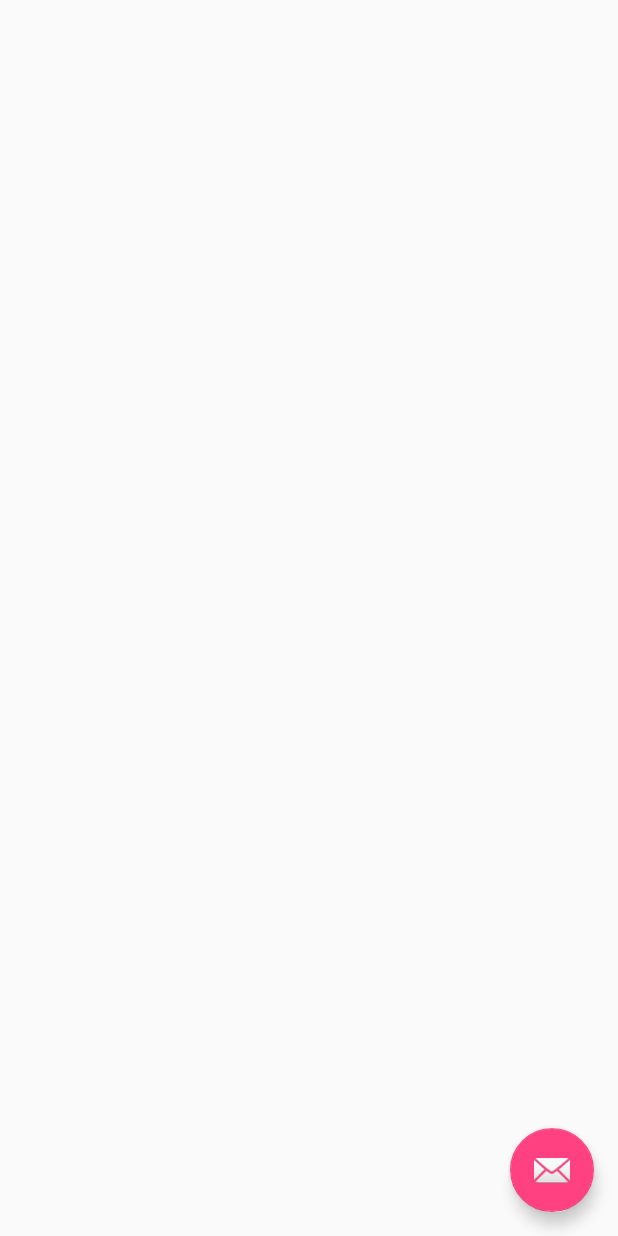
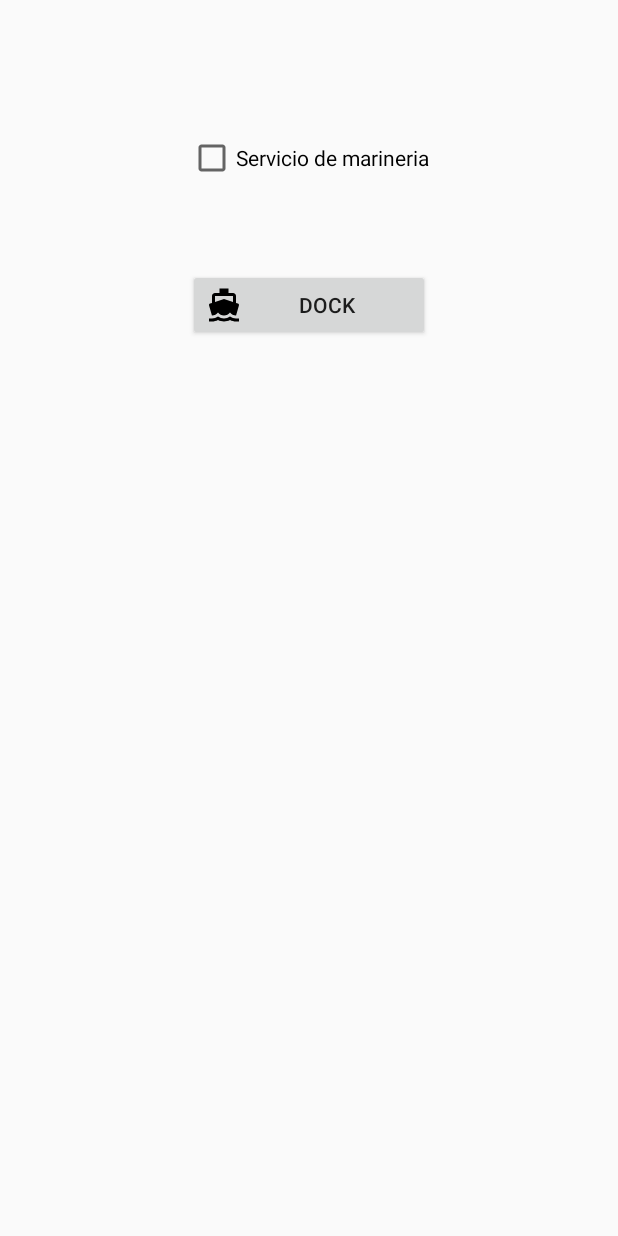
Before and after one commit to Knight81/Pantalanapp, an Android app: the ParkActivity screen opened directly, with no data from a screen before it, on a phone screen of 412 x 824 dp. Run offline under Robolectric (Android 15) with nearby library versions, the phone set to English and light mode, and no system bars.

Commit message:
ParkActivity

```diff
--- a/app/src/main/java/charlie/pantalanapp/MapActivity.java
+++ b/app/src/main/java/charlie/pantalanapp/MapActivity.java
@@ -86,6 +86,7 @@ public class MapActivity extends FragmentActivity implements OnMapReadyCallback,
     @Override
     public boolean onMarkerClick(Marker marker) {
         Intent i = new Intent(this,ParkActivity.class);
+        i.putExtra("Pantalan",marker.getTitle());
         startActivity(i);
         return false;
     }
--- a/app/src/main/java/charlie/pantalanapp/ParkActivity.java
+++ b/app/src/main/java/charlie/pantalanapp/ParkActivity.java
@@ -5,23 +5,20 @@ import android.support.design.widget.FloatingActionButton;
 import android.support.design.widget.Snackbar;
 import android.support.v7.app.AppCompatActivity;
 import android.support.v7.widget.Toolbar;
+import android.util.Log;
 import android.view.View;
+import android.widget.TextView;
+
+import java.io.InputStream;
 
 public class ParkActivity extends AppCompatActivity {
-
     @Override
     protected void onCreate(Bundle savedInstanceState) {
         super.onCreate(savedInstanceState);
         setContentView(R.layout.activity_park);
-
-        FloatingActionButton fab = (FloatingActionButton) findViewById(R.id.fab);
-        fab.setOnClickListener(new View.OnClickListener() {
-            @Override
-            public void onClick(View view) {
-                Snackbar.make(view, "Replace with your own action", Snackbar.LENGTH_LONG)
-                        .setAction("Action", null).show();
-            }
-        });
+        TextView pantalanTexview = (TextView) findViewById(R.id.textViewPantalan);
+        pantalanTexview.setText(getIntent().getStringExtra("Pantalan"));
     }
-
+    public void sendDockRequest(View v){
+    }
 }
--- /dev/null
+++ b/app/src/main/res/drawable/ic_dock.xml
@@ -0,0 +1,9 @@
+<vector xmlns:android="http://schemas.android.com/apk/res/android"
+        android:width="24dp"
+        android:height="24dp"
+        android:viewportWidth="24.0"
+        android:viewportHeight="24.0">
+    <path
+        android:fillColor="#FF000000"
+        android:pathData="M20,21c-1.39,0 -2.78,-0.47 -4,-1.32 -2.44,1.71 -5.56,1.71 -8,0C6.78,20.53 5.39,21 4,21H2v2h2c1.38,0 2.74,-0.35 4,-0.99 2.52,1.29 5.48,1.29 8,0 1.26,0.65 2.62,0.99 4,0.99h2v-2h-2zM3.95,19H4c1.6,0 3.02,-0.88 4,-2 0.98,1.12 2.4,2 4,2s3.02,-0.88 4,-2c0.98,1.12 2.4,2 4,2h0.05l1.89,-6.68c0.08,-0.26 0.06,-0.54 -0.06,-0.78s-0.34,-0.42 -0.6,-0.5L20,10.62V6c0,-1.1 -0.9,-2 -2,-2h-3V1H9v3H6c-1.1,0 -2,0.9 -2,2v4.62l-1.29,0.42c-0.26,0.08 -0.48,0.26 -0.6,0.5s-0.15,0.52 -0.06,0.78L3.95,19zM6,6h12v3.97L12,8 6,9.97V6z"/>
+</vector>
--- a/app/src/main/res/layout/activity_park.xml
+++ b/app/src/main/res/layout/activity_park.xml
@@ -1,18 +1,40 @@
 <?xml version="1.0" encoding="utf-8"?>
-<android.support.design.widget.CoordinatorLayout xmlns:android="http://schemas.android.com/apk/res/android"
+<RelativeLayout xmlns:android="http://schemas.android.com/apk/res/android"
     xmlns:app="http://schemas.android.com/apk/res-auto"
     xmlns:tools="http://schemas.android.com/tools"
     android:layout_width="match_parent"
-    android:layout_height="match_parent"
-    android:fitsSystemWindows="true"
-    tools:context=".ParkActivity">
+    android:layout_height="match_parent">
 
-    <android.support.design.widget.FloatingActionButton
-        android:id="@+id/fab"
+
+    <TextView
         android:layout_width="wrap_content"
         android:layout_height="wrap_content"
-        android:layout_gravity="bottom|end"
-        android:layout_margin="@dimen/fab_margin"
-        android:src="@android:drawable/ic_dialog_email" />
+        android:textAppearance="?android:attr/textAppearanceLarge"
+        android:text="Large Text"
+        android:id="@+id/textViewPantalan"
+        android:layout_alignParentTop="true"
+        android:layout_marginTop="30dp"
+        android:layout_centerHorizontal="true" />
 
-</android.support.design.widget.CoordinatorLayout>
+    <CheckBox
+        android:layout_width="wrap_content"
+        android:layout_height="wrap_content"
+        android:text="Servicio de marineria"
+        android:id="@+id/checkBoxWithSailor"
+        android:layout_marginTop="30dp"
+        android:layout_centerHorizontal="true"
+        android:layout_below="@+id/textViewPantalan" />
+
+    <Button
+        android:layout_width="wrap_content"
+        android:layout_height="wrap_content"
+        android:text="DOCK"
+        android:id="@+id/button"
+        android:drawableLeft="@drawable/ic_dock"
+        android:layout_below="@+id/checkBoxWithSailor"
+        android:layout_alignStart="@+id/checkBoxWithSailor"
+        android:layout_marginTop="58dp"
+        android:onClick="sendDockRequest"
+        android:layout_alignEnd="@+id/checkBoxWithSailor" />
+
+</RelativeLayout>
--- a/app/src/main/res/layout/content_park.xml
+++ /dev/null
@@ -1,15 +0,0 @@
-<?xml version="1.0" encoding="utf-8"?>
-<RelativeLayout xmlns:android="http://schemas.android.com/apk/res/android"
-    xmlns:app="http://schemas.android.com/apk/res-auto"
-    xmlns:tools="http://schemas.android.com/tools"
-    android:layout_width="match_parent"
-    android:layout_height="match_parent"
-    android:paddingBottom="@dimen/activity_vertical_margin"
-    android:paddingLeft="@dimen/activity_horizontal_margin"
-    android:paddingRight="@dimen/activity_horizontal_margin"
-    android:paddingTop="@dimen/activity_vertical_margin"
-    app:layout_behavior="@string/appbar_scrolling_view_behavior"
-    tools:context=".ParkActivity"
-    tools:showIn="@layout/activity_park">
-
-</RelativeLayout>
```
